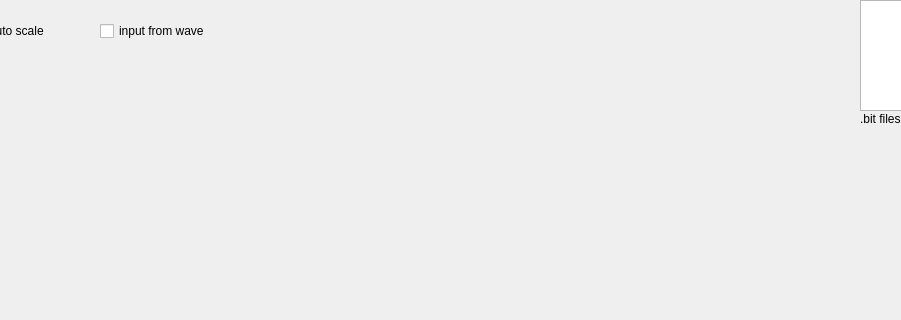
This is source/py/multC_tester/V_Display.ui in wonjsohn/nerf-verilog as Qt 5 draws it before an edit; both pictures show x 180 to 1081 and y 0 to 320 of the 1479 by 669 pixel window. The edited form follows.
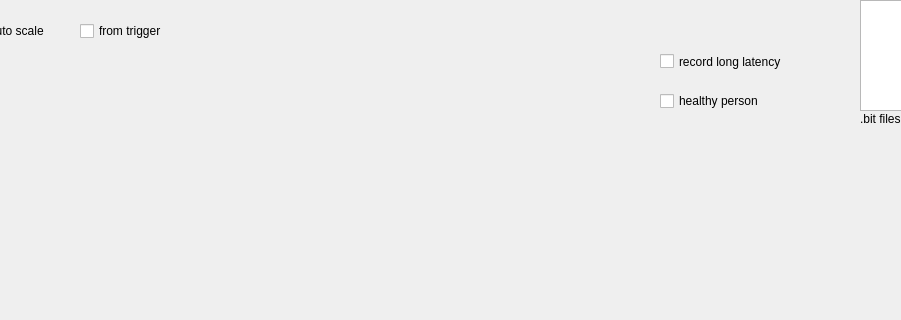
This is the edited form.

What changed in the file:
```diff
--- a/source/py/multC_tester/V_Display.ui
+++ b/source/py/multC_tester/V_Display.ui
@@ -83,14 +83,40 @@
   <widget class="QCheckBox" name="checkBox_2">
    <property name="geometry">
     <rect>
-     <x>280</x>
+     <x>260</x>
      <y>20</y>
      <width>151</width>
      <height>22</height>
     </rect>
    </property>
    <property name="text">
-    <string>input from wave</string>
+    <string>from trigger</string>
+   </property>
+  </widget>
+  <widget class="QCheckBox" name="checkBox_3">
+   <property name="geometry">
+    <rect>
+     <x>840</x>
+     <y>90</y>
+     <width>151</width>
+     <height>22</height>
+    </rect>
+   </property>
+   <property name="text">
+    <string>healthy person</string>
+   </property>
+  </widget>
+  <widget class="QCheckBox" name="checkBox_4">
+   <property name="geometry">
+    <rect>
+     <x>840</x>
+     <y>51</y>
+     <width>161</width>
+     <height>21</height>
+    </rect>
+   </property>
+   <property name="text">
+    <string>record long latency</string>
    </property>
   </widget>
  </widget>
```
